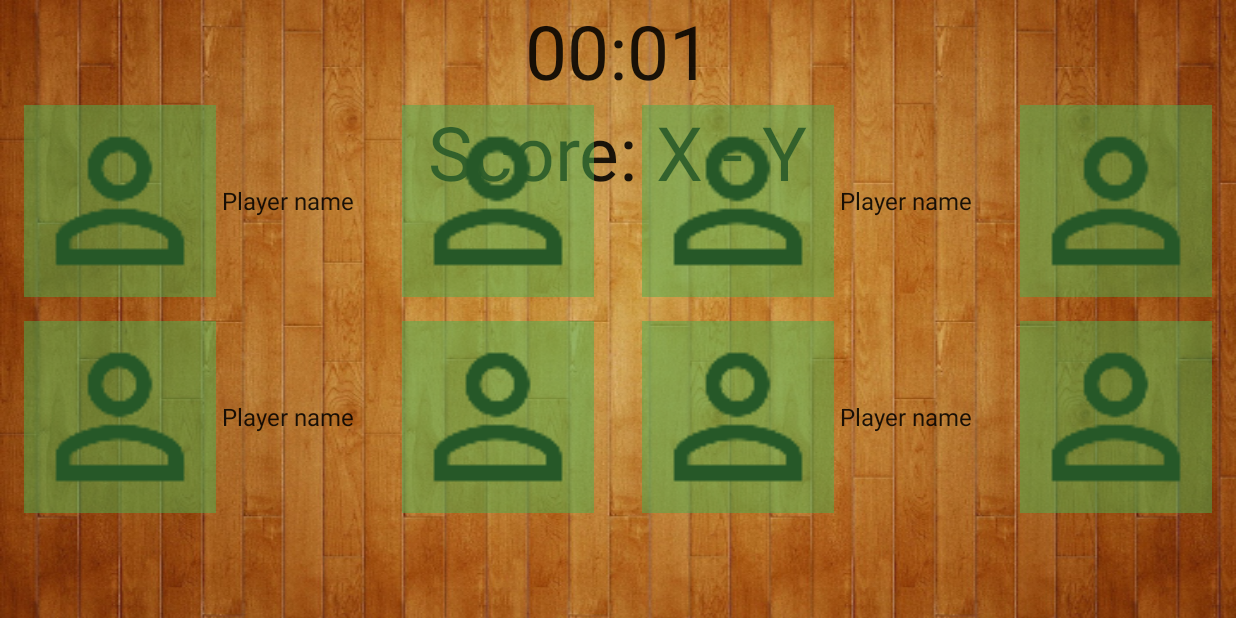
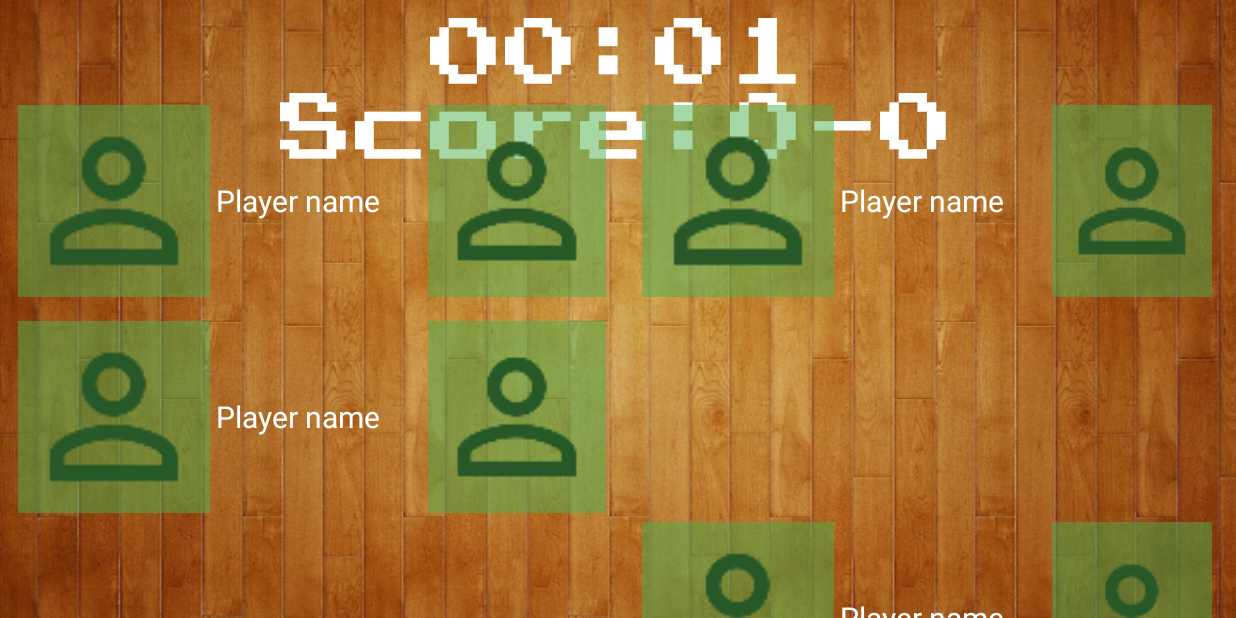
Before and after one commit to Farbklex/Lightball, an Android app: the GameInProgressActivity screen opened directly, with no data from a screen before it, on a phone screen of 824 x 412 dp (held sideways). Run offline under Robolectric (Android 15) with nearby library versions, the phone set to English and light mode, and no system bars.

Commit message:
Added different font. Fixed health indicator.

```diff
--- a/Android/app/build.gradle
+++ b/Android/app/build.gradle
@@ -27,6 +27,4 @@ dependencies {
     compile 'com.android.support:design:24.2.0'
     compile 'com.android.support:support-v4:24.2.0'
     compile 'com.android.support:recyclerview-v7:24.2.0'
-    compile 'uk.co.chrisjenx:calligraphy:2.2.0'
-
 }
--- a/Android/app/src/main/java/io/lightball/lightball/GameStateManager.java
+++ b/Android/app/src/main/java/io/lightball/lightball/GameStateManager.java
@@ -32,6 +32,11 @@ public class GameStateManager{
             if(p.id.equals(playerId)) p.health = p.health - 25;
         }
         checkIfGameEnds();
+        sendHealthToShirt();
+    }
+
+    private void sendHealthToShirt() {
+
     }
 
     /**
@@ -120,6 +125,7 @@ public class GameStateManager{
         int[] scores = {0,0};
         int score1 = 0;
         int score2 = 0;
+        if(mTeam1 != null && mTeam2 != null){
             for(Player p : mTeam1){
                 score1 += p.health;
             }
@@ -128,6 +134,8 @@ public class GameStateManager{
                 score2 += p.health;
             }
             scores[1] = score2;
+        }
         return scores;
+
     }
 }
--- a/Android/app/src/main/res/layout/activity_game_in_progress.xml
+++ b/Android/app/src/main/res/layout/activity_game_in_progress.xml
@@ -15,7 +15,9 @@
         android:countDown="false"
         android:layout_centerHorizontal="true"
         android:layout_alignParentTop="true"
-        android:textSize="@dimen/large_header"/>
+        android:layout_marginTop="12dp"
+        android:textSize="@dimen/large_header"
+        android:textColor="@android:color/white"/>
 
     <TextView
         android:id="@+id/scoreTextView"
@@ -26,8 +28,7 @@
         android:text="Score: X - Y"
         android:layout_centerHorizontal="true"
         android:textSize="@dimen/large_header"
-        tools:ignore="MissingPrefix"
-        fontPath = "fonts/Pixeled.ttf"
+        android:textColor="@android:color/white"
         />
 
     <LinearLayout
@@ -49,29 +50,31 @@
             <include layout="@layout/game_player_item"
                 android:id="@+id/team1Player1"
                      android:layout_width="wrap_content"
-                     android:layout_height="wrap_content"
-                android:layout_margin="8dp"
+                     android:layout_height="@dimen/player_portrait_size"
+                android:layout_marginLeft="4dp"
+                     android:layout_marginBottom="16dp"
                 />
 
             <include layout="@layout/game_player_item"
                  android:id="@+id/team1Player2"
                      android:layout_width="wrap_content"
-                     android:layout_height="wrap_content"
-                     android:layout_margin="8dp"
+                     android:layout_height="@dimen/player_portrait_size"
+                     android:layout_marginLeft="16dp"
+                     android:layout_marginBottom="16dp"
                 android:layout_toRightOf="@+id/team1Player1"/>
 
             <include layout="@layout/game_player_item"
                      android:id="@+id/team1Player3"
                      android:layout_width="wrap_content"
-                     android:layout_height="wrap_content"
-                     android:layout_margin="8dp"
+                     android:layout_height="@dimen/player_portrait_size"
+                     android:layout_marginLeft="4dp"
                 android:layout_below="@+id/team1Player1"/>
 
             <include layout="@layout/game_player_item"
                      android:id="@+id/team1Player4"
                      android:layout_width="wrap_content"
-                     android:layout_height="wrap_content"
-                     android:layout_margin="8dp"
+                     android:layout_height="@dimen/player_portrait_size"
+                     android:layout_marginLeft="16dp"
                      android:layout_toRightOf="@+id/team1Player3"
                      android:layout_below="@+id/team1Player2"/>
         </RelativeLayout>
--- a/Android/app/src/main/res/layout/game_player_item.xml
+++ b/Android/app/src/main/res/layout/game_player_item.xml
@@ -1,29 +1,32 @@
 <?xml version="1.0" encoding="utf-8"?>
 <RelativeLayout xmlns:android="http://schemas.android.com/apk/res/android"
                 android:layout_width="wrap_content"
-                android:layout_height="wrap_content"
+                android:layout_height="@dimen/player_portrait_size"
                 android:layout_marginBottom="@dimen/list_item_padding"
                 android:paddingLeft="@dimen/list_item_padding"
                 android:paddingRight="@dimen/list_item_padding"
                 android:elevation="2dp"
                 android:clickable="true"
-                android:background="?attr/selectableItemBackground"
-    android:animateLayoutChanges="true">
+                android:background="?attr/selectableItemBackground">
 
     <ImageView
         android:id="@+id/player_portrait"
         android:layout_width="@dimen/player_portrait_size"
         android:layout_height="@dimen/player_portrait_size"
         android:layout_centerVertical="true"
-        android:src="@drawable/ic_person_outline_black_48dp"/>
+        android:layout_alignParentBottom="true"
+        android:src="@drawable/ic_person_outline_black_48dp"
+        android:adjustViewBounds="true"/>
 
     <ImageView
         android:id="@+id/playerHealth"
         android:layout_width="@dimen/player_portrait_size"
         android:layout_height="@dimen/player_portrait_size"
         android:layout_centerVertical="true"
-        android:baselineAlignBottom="true"
-        android:background="#804CAF50"/>
+        android:layout_alignParentBottom="true"
+        android:adjustViewBounds="true"
+        android:background="#804CAF50"
+        />
 
     <TextView
         android:id="@+id/player_name"
@@ -31,6 +34,8 @@
         android:layout_height="wrap_content"
         android:layout_marginLeft="4dp"
         android:text="Player name"
+        android:textColor="@android:color/white"
+        android:textSize="20sp"
         android:textAppearance="?attr/textAppearanceListItem"
         android:layout_centerVertical="true"
         android:layout_toEndOf="@+id/player_portrait"/>
```
Also changed, not shown: Android/app/src/main/java/io/lightball/lightball/GameInProgressActivity.java (+22 -20 lines), Android/app/src/main/assets/fonts/pixeled.ttf (renamed from Android/app/src/main/res/fonts/Pixeled.ttf), Android/app/src/main/assets/fonts/pressstart2p.ttf (added). Lines whose indentation alone changed are shown as unchanged.
